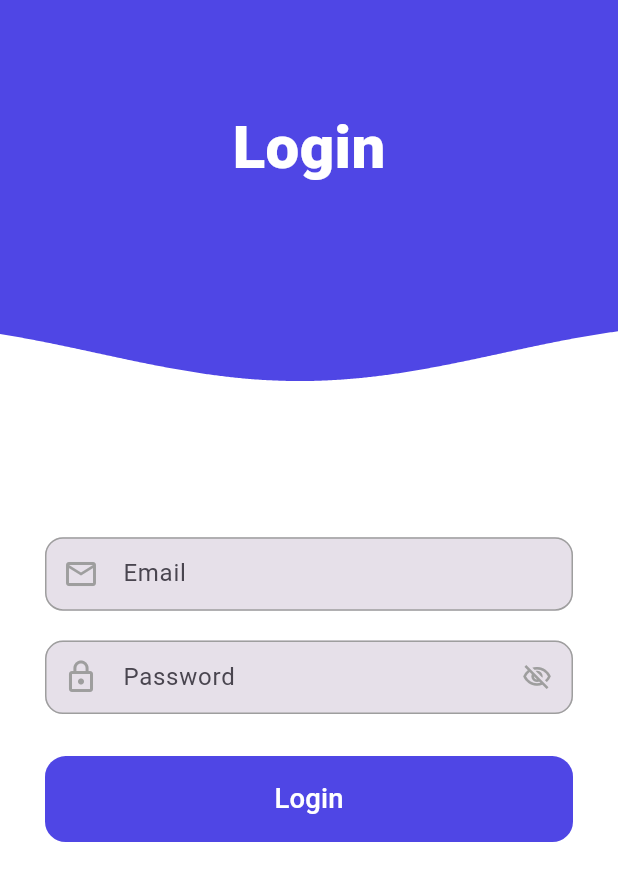
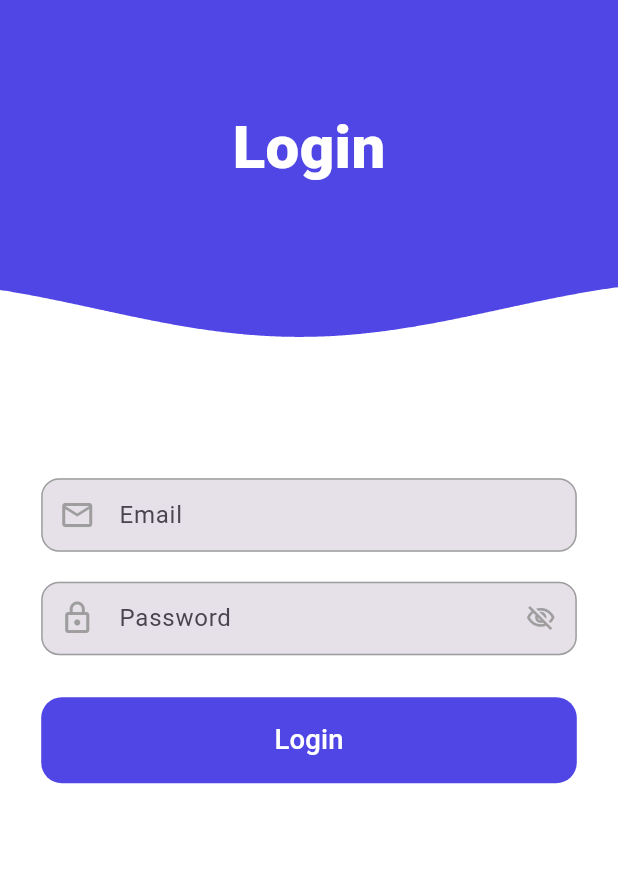
Before and after one commit to alaa556677/swan, a Flutter app: the screen it shows after launch, on a phone screen of 412 x 824 dp. Shown: the top 881 px of the screen. Run offline on Flutter 3.47's test engine with Material 3 defaults, Android fonts, the phone set to English and light mode, and no system bars; our stand-ins replace bloc, conditional_builder_null_safety, dartz, dio, easy_localization, equatable and 7 more; missing offline and left inert: d_chart, gauge_indicator, mrx_charts; accounts and stored records are empty.

Commit message:
no message

```diff
--- a/lib/core/app_constatnts/global.dart
+++ b/lib/core/app_constatnts/global.dart
@@ -5,6 +5,7 @@ class Global {
   static const Color whiteColor = Color(0xffffffff);
   static const Color blackColor = Color(0xff000000);
   static Color unSelectedColor = Colors.blueAccent.withOpacity(.2);
+  static Color minChartColorDark = Colors.blueGrey;
   static const Color greyColor = Colors.grey;
   static const Color bodyColorLight = Color(0xffffffff);
   static const Color bodyColorDark = Color(0xff18212f);
--- a/lib/features/auth/presentation/pages/login_screen.dart
+++ b/lib/features/auth/presentation/pages/login_screen.dart
@@ -30,11 +30,8 @@ class _LoginScreenState extends State<LoginScreen> {
 
   @override
   Widget build(BuildContext context) {
-
     final size = MediaQuery.of(context).size;
     final bool keyboardOpen = MediaQuery.of(context).viewInsets.bottom > 0;
-    final model = Provider.of<HomeModel>(context);
-
     return BlocConsumer <AuthCubit, AuthStates> (
       listener: (context, state){
         if(state is LoginSuccess){
@@ -50,19 +47,22 @@ class _LoginScreenState extends State<LoginScreen> {
       },
       builder: (context, state) => DefaultScreen(
       closeAppBar: true,
-      body: Stack(
+      body: Column(
+        children: [
+          Stack(
             children: <Widget>[
               Container(
-            height: size.height - 200,
+                height: keyboardOpen ? 20.h: size.height * .30,
                 color: Theme.of(context).primaryColor,
               ),
               AnimatedPositioned(
                 duration: const Duration(milliseconds: 500),
                 curve: Curves.easeOutQuad,
-            top: keyboardOpen ? -size.height / 3.7 : 0.0,
+                top: keyboardOpen ? - size.height / 3.7 : 0.0,
+                // top: 0.0 ,
                 child: WaveWidget(
                   size: size,
-              yOffset: size.height / 3.5,
+                  yOffset: keyboardOpen ? 20.h : size.height / 4,
                   color: Theme.of(context).scaffoldBackgroundColor,
                 ),
               ),
@@ -82,20 +82,19 @@ class _LoginScreenState extends State<LoginScreen> {
                   ],
                 ),
               ),
+            ],
+          ),
           Padding(
-            padding: const EdgeInsetsDirectional.symmetric(horizontal: 30.0),
+            padding: EdgeInsetsDirectional.symmetric(horizontal: 24.w, vertical: 30.h),
             child: Form(
               key: formKey,
               child: Column(
                 mainAxisAlignment: MainAxisAlignment.center,
                 children: <Widget>[
-                  SizedBox(height: 80.h,),
+                  SizedBox(height: 30.h,),
                   CustomTextFormField(
                     controller: emailController,
                     prefix: const Icon(Icons.email_outlined, color: Colors.grey,),
-                    onChange: (value) {
-                      model.isValidEmail(value);
-                    },
                     validator: (value){
                       if(value!.isEmpty){
                         return "required";
--- a/lib/features/user_data/presentation/pages/charts_screen.dart
+++ b/lib/features/user_data/presentation/pages/charts_screen.dart
@@ -135,7 +135,7 @@ class ChartsScreen extends StatelessWidget {
   List<SalesData> data = UserDataCubit.instance.charging.map((e) => SalesData(
     e.createdAt.toString().substring(14,19),
     e.money!.toDouble(),
-    color : e.money == UserDataCubit.instance.maxNumber() ? Global.buttonColor : Global.unSelectedColor,
+    color : e.money == UserDataCubit.instance.maxNumber() ? Global.buttonColor : Global.minChartColorDark,
   )).toList();
 }
 
--- a/pubspec.yaml
+++ b/pubspec.yaml
@@ -30,7 +30,6 @@ environment:
 dependencies:
   flutter:
     sdk: flutter
-
 
   # The following adds the Cupertino Icons font to your application.
   # Use with the CupertinoIcons class for iOS style icons.
```
Also changed, not shown: lib/core/widgets/deafault_screen.dart (indentation only). Lines whose indentation alone changed are shown as unchanged.
